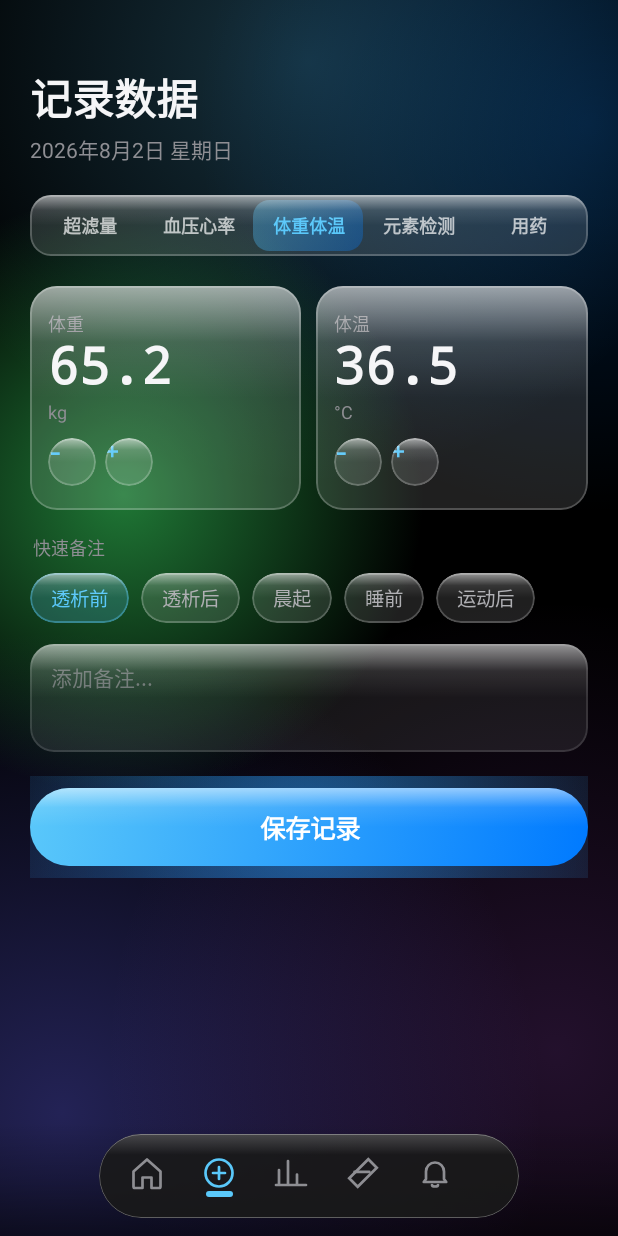
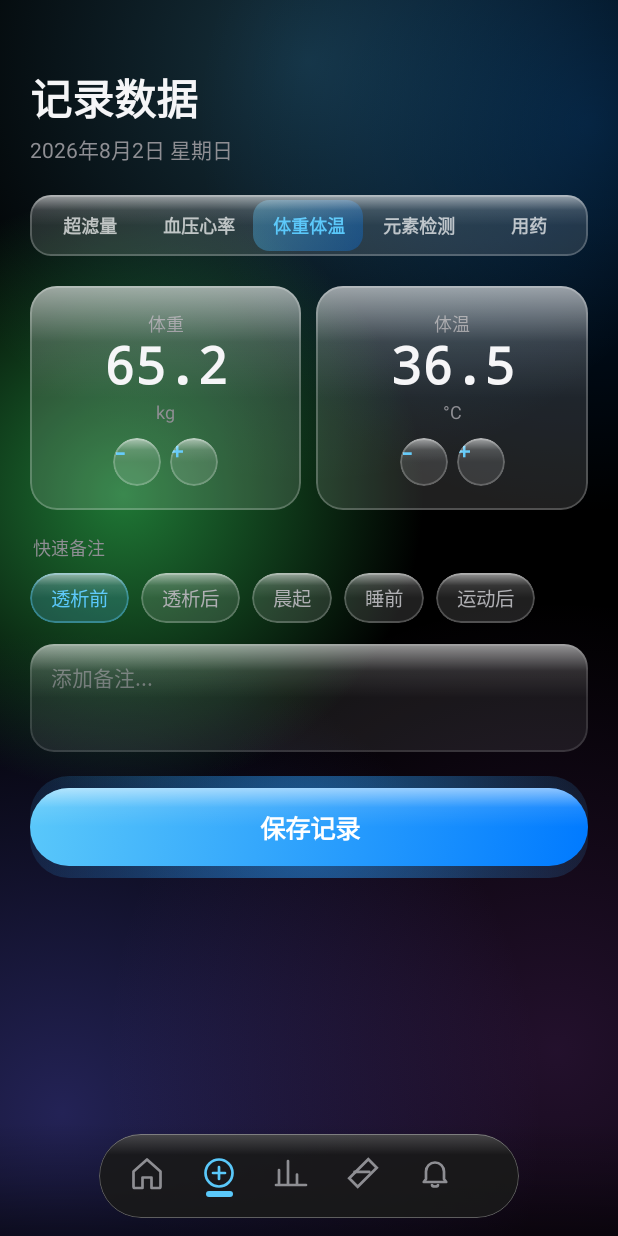
Before and after one commit to Jakeopsjj/ClearFlow, an Android app built with Jetpack Compose: the DataRecordActivity screen opened directly, with no data from a screen before it, after a tap on "体重体温", on a phone screen of 412 x 824 dp. Run offline under Robolectric (Android 15) with nearby library versions, the light colour scheme and no system bars; 2 other taps on this screen came first.

Commit message:
fix: 修复数据记录页面UI问题与导航栏状态同步
- 修复WeightTempCard卡片内容未居中问题（添加horizontalAlignment和textAlign）
- 修复SaveRecordButton背后长方形阴影改为圆形渐变阴影
- 修复导航栏切换时选中状态与页面显示不同步问题

```diff
--- a/app/src/main/kotlin/com/cleardu/app/ui/components/SharedRecordComponents.kt
+++ b/app/src/main/kotlin/com/cleardu/app/ui/components/SharedRecordComponents.kt
@@ -209,30 +209,38 @@ fun SaveRecordButton(
         modifier = modifier
             .fillMaxWidth()
             .height(ClearDuDimens.SaveBtnHeight + glowPadding * 2)
+            .clip(RoundedCornerShape(ClearDuDimens.SaveBtnRadius))
             .graphicsLayer {
                 scaleX = scale
                 scaleY = scale
             }
             .drawBehind {
-                // Ambient cyan glow halo (0 0 30px BtnGlowCyan).
-                drawRect(
+                val centerX = size.width / 2f
+                val centerY = size.height / 2f
+                // Ambient cyan glow halo — draw as a circle, not a rect,
+                // so the glow is soft and circular rather than a hard rectangle.
+                drawCircle(
                     Brush.radialGradient(
                         colors = listOf(
                             cyanGlow,
                             cyanGlow.copy(alpha = cyanGlow.alpha * 0.4f),
                             Color.Transparent
                         ),
-                        center = Offset(size.width / 2f, size.height / 2f),
+                        center = Offset(centerX, centerY),
                         radius = maxOf(size.width, size.height) * 0.7f
-                    )
+                    ),
+                    radius = maxOf(size.width, size.height) * 0.7f,
+                    center = Offset(centerX, centerY)
                 )
-                // Offset blue drop shadow (0 8px 24px BtnGlowBlue).
-                drawRect(
+                // Offset blue drop shadow.
+                drawCircle(
                     Brush.radialGradient(
                         colors = listOf(blueGlow, Color.Transparent),
-                        center = Offset(size.width / 2f, size.height / 2f + 8.dp.toPx()),
+                        center = Offset(centerX, centerY + 8.dp.toPx()),
                         radius = maxOf(size.width, size.height) * 0.6f
-                    )
+                    ),
+                    radius = maxOf(size.width, size.height) * 0.6f,
+                    center = Offset(centerX, centerY + 8.dp.toPx())
                 )
             },
         contentAlignment = Alignment.Center
--- a/app/src/main/kotlin/com/cleardu/app/ui/components/WeightTempPanel.kt
+++ b/app/src/main/kotlin/com/cleardu/app/ui/components/WeightTempPanel.kt
@@ -13,6 +13,7 @@ import androidx.compose.foundation.layout.fillMaxWidth
 import androidx.compose.foundation.layout.height
 import androidx.compose.foundation.layout.padding
 import androidx.compose.foundation.layout.size
+import androidx.compose.ui.text.style.TextAlign
 import androidx.compose.foundation.shape.CircleShape
 import androidx.compose.foundation.shape.RoundedCornerShape
 import androidx.compose.material3.Text
@@ -87,29 +88,38 @@ private fun WeightTempCard(
         specularTop = LiquidGlassColors.GlassSpecularTop
     ) {
         Column(
-            modifier = Modifier.padding(
-                horizontal = ClearDuDimens.WtCardPaddingH,
-                vertical = ClearDuDimens.WtCardPaddingV
-            )
+            modifier = Modifier
+                .fillMaxWidth()
+                .padding(
+                    horizontal = ClearDuDimens.WtCardPaddingH,
+                    vertical = ClearDuDimens.WtCardPaddingV
+                ),
+            horizontalAlignment = Alignment.CenterHorizontally
         ) {
             Text(
                 text = label,
                 style = ClearDuTypography.BpCardLabel,
-                color = LiquidGlassColors.Text400
+                color = LiquidGlassColors.Text400,
+                textAlign = TextAlign.Center
             )
             Text(
                 text = value,
                 style = ClearDuTypography.WtCardValue,
-                color = LiquidGlassColors.Foreground
+                color = LiquidGlassColors.Foreground,
+                textAlign = TextAlign.Center
             )
             Spacer(Modifier.height(4.dp))
             Text(
                 text = unit,
                 style = ClearDuTypography.BpCardUnit,
-                color = LiquidGlassColors.Text400
+                color = LiquidGlassColors.Text400,
+                textAlign = TextAlign.Center
             )
             Spacer(Modifier.height(ClearDuDimens.BpAdjustTopMargin))
-            Row(horizontalArrangement = Arrangement.spacedBy(ClearDuDimens.BpAdjustGap)) {
+            Row(
+                modifier = Modifier.align(Alignment.CenterHorizontally),
+                horizontalArrangement = Arrangement.spacedBy(ClearDuDimens.BpAdjustGap)
+            ) {
                 AdjustButton(text = "-", onClick = onDecrease)
                 AdjustButton(text = "+", onClick = onIncrease)
             }
--- a/app/src/main/kotlin/com/cleardu/app/ui/screens/DashboardScreen.kt
+++ b/app/src/main/kotlin/com/cleardu/app/ui/screens/DashboardScreen.kt
@@ -135,12 +135,12 @@ fun DashboardScreen(
             )
 
             // === Floating Navigation Bar ===
+            // Note: Do NOT update selectedNavIndex here — the parent Activity
+            // handles navigation. Updating local state before the transition
+            // causes the nav bar to briefly show the wrong selection.
             FloatingNavigationBar(
                 selectedIndex = selectedNavIndex,
-                onItemSelected = { index ->
-                    selectedNavIndex = index
-                    onNavItemSelected(index)
-                },
+                onItemSelected = onNavItemSelected,
                 modifier = Modifier
                     .align(Alignment.BottomCenter)
                     .padding(bottom = ClearDuDimens.NavBarBottomOffset)
--- a/app/src/main/kotlin/com/cleardu/app/ui/screens/DataRecordScreen.kt
+++ b/app/src/main/kotlin/com/cleardu/app/ui/screens/DataRecordScreen.kt
@@ -124,12 +124,12 @@ fun DataRecordScreen(
             )
 
             // === Floating Navigation Bar ===
+            // Note: Do NOT update selectedNavIndex here — the parent Activity
+            // handles navigation. Updating local state before the transition
+            // causes the nav bar to briefly show the wrong selection.
             FloatingNavigationBar(
                 selectedIndex = selectedNavIndex,
-                onItemSelected = { index ->
-                    selectedNavIndex = index
-                    onNavItemSelected(index)
-                },
+                onItemSelected = onNavItemSelected,
                 modifier = Modifier
                     .align(Alignment.BottomCenter)
                     .padding(bottom = ClearDuDimens.NavBarBottomOffset)
```
